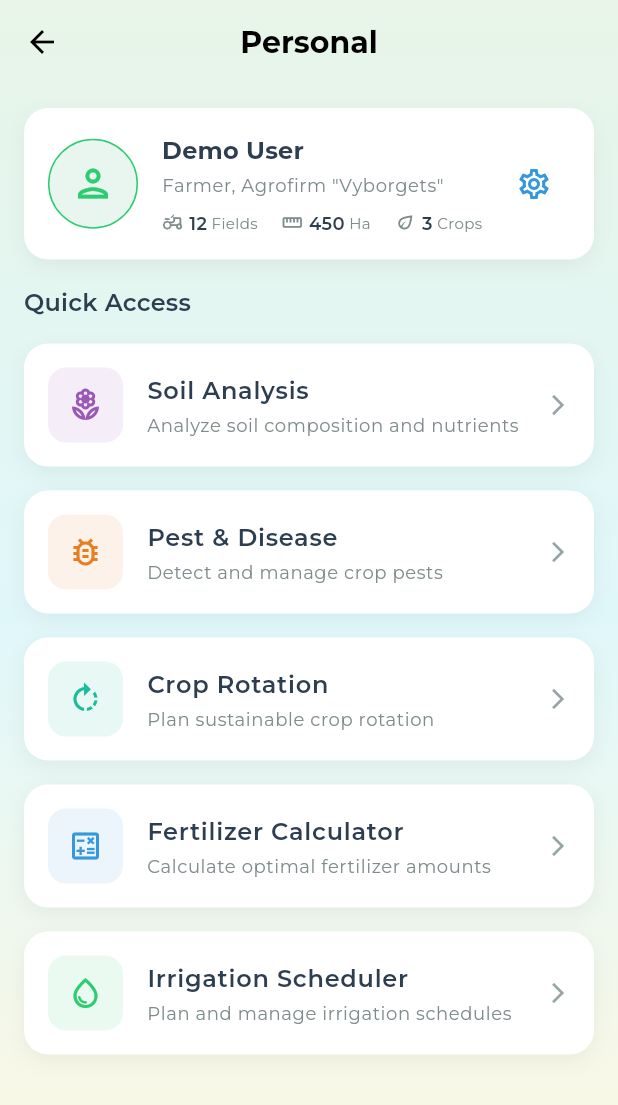
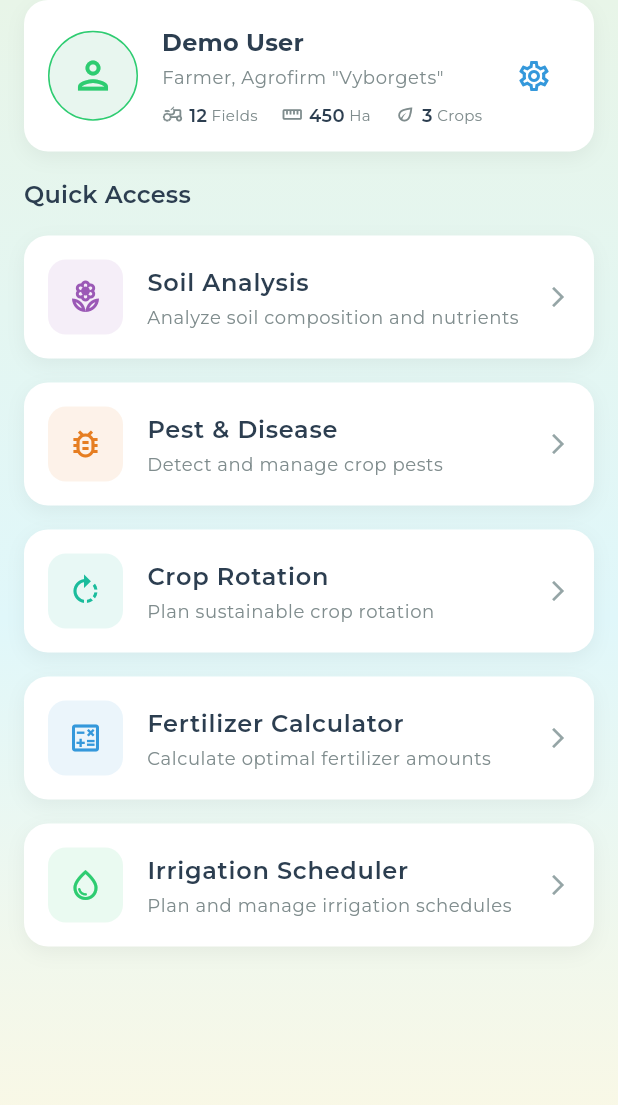
Before and after one commit to nikitafedorov008/itmo-pm-demo-app, a Flutter app: the AgriculturalDashboardScreen screen opened by its route, on a phone screen of 412 x 824 dp. Shown: the top 1105 px of the screen. Run offline on Flutter 3.47's test engine with Material 3 defaults, Android fonts, the phone set to English and light mode, and no system bars; our stand-ins replace flutter_map, google_fonts, image_picker, latlong2; missing offline and left inert: langchain, langchain_openai.

```diff
--- a/lib/pages/agricultural_dashboard_screen.dart
+++ b/lib/pages/agricultural_dashboard_screen.dart
@@ -8,21 +8,9 @@ class AgriculturalDashboardScreen extends StatelessWidget {
   Widget build(BuildContext context) {
     return Scaffold(
       backgroundColor: Colors.transparent, // Make scaffold transparent
-      appBar: AppBar(
-        backgroundColor: Colors.transparent,
-        title: Text(
-          'Personal',
-          style: GoogleFonts.montserrat(
-            fontWeight: FontWeight.bold,
-            color: Colors.black,
-          ),
-        ),
-        centerTitle: true,
-        elevation: 0,
-      ),
       body: SingleChildScrollView(
         child: Padding(
-          padding: const EdgeInsets.all(16.0),
+          padding: const EdgeInsets.symmetric(horizontal: 16.0),
           child: Column(
             crossAxisAlignment: CrossAxisAlignment.start,
             children: [
```
